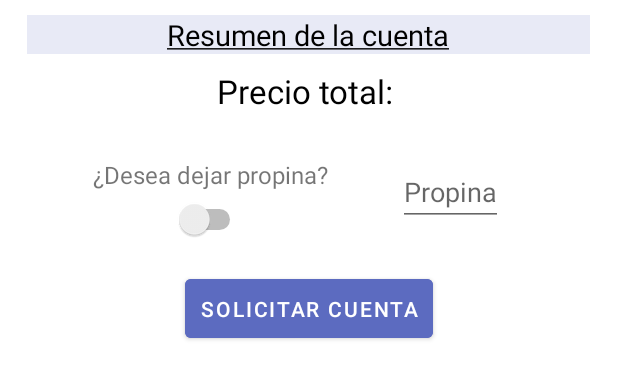
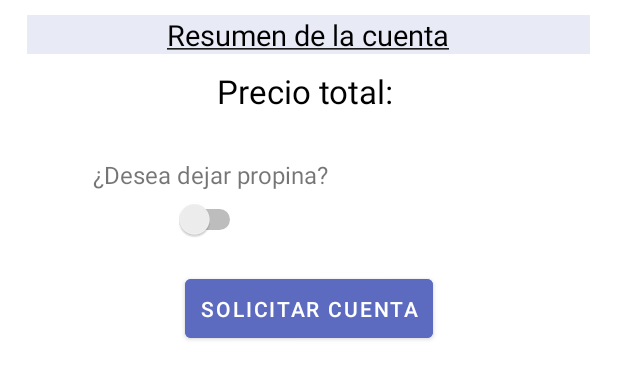
Before and after one commit to fer227/ServitPlus, an Android app: the layout cuenta_activa.xml on its own in the app's theme, with its tools: preview values and no code run, on a phone screen of 412 x 824 dp. Shown: the top 379 px of the screen. Run offline under Robolectric (Android 15) with nearby library versions, the phone set to English and light mode, and no system bars.

Commit message:
Controlando el botón de la propina

```diff
--- a/app/src/main/java/com/app/servit/api/RetrofitAPI.java
+++ b/app/src/main/java/com/app/servit/api/RetrofitAPI.java
@@ -32,6 +32,9 @@ public interface RetrofitAPI {
     @FormUrlEncoded
     Call<Void> aniadirCarrito(@Field("producto") String producto, @Field("cantidad") String cantidad);
 
+    @DELETE("/carrito")
+    Call<Void> vaciarCarrito();
+
     @POST("/pedido")
     @FormUrlEncoded
     Call<Void> confirmarCarrito();
--- a/app/src/main/res/layout/cuenta_activa.xml
+++ b/app/src/main/res/layout/cuenta_activa.xml
@@ -71,6 +71,7 @@
                     android:layout_width="wrap_content"
                     android:layout_height="wrap_content"
                     android:checked="false"
+                    android:id="@+id/switch_propina"
                     android:theme="@style/SCBSwitch"
                     android:layout_marginTop="5dp"/>
 
@@ -80,13 +81,15 @@
                 android:layout_gravity="center_horizontal"
                 android:gravity="center_horizontal"
                 android:layout_width="wrap_content"
+                android:id="@+id/edit_propina"
+                android:visibility="invisible"
                 android:hint="Propina"
                 android:layout_height="wrap_content"/>
 
         </LinearLayout>
 
         <Button
-            android:id="@+id/confirmar_pedido"
+            android:id="@+id/solicitar_cuenta"
             android:layout_width="wrap_content"
             android:layout_height="wrap_content"
             android:layout_marginTop="20dp"
```
Also changed, not shown: app/src/main/java/com/app/servit/fragments/CarritoFragment.java (+13 -3 lines), app/src/main/java/com/app/servit/fragments/CuentaFragment.java (+18 -0 lines).
